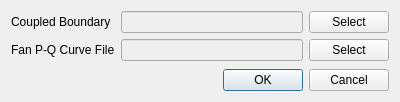
Above: baramFlow/view/setup/boundary_conditions/fan_dialog.ui from nextfoam/baram before the change. Below: the same form after it.
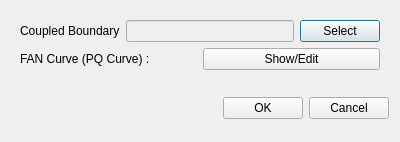
That is the form after the change.

The edit to the form file:
```diff
--- a/baramFlow/view/setup/boundary_conditions/fan_dialog.ui
+++ b/baramFlow/view/setup/boundary_conditions/fan_dialog.ui
@@ -7,7 +7,7 @@
     <x>0</x>
     <y>0</y>
     <width>400</width>
-    <height>102</height>
+    <height>142</height>
    </rect>
   </property>
   <property name="minimumSize">
@@ -37,55 +37,24 @@
       </property>
       <item>
        <widget class="QWidget" name="widget" native="true">
-        <layout class="QGridLayout" name="gridLayout">
-         <property name="leftMargin">
-          <number>0</number>
-         </property>
-         <property name="topMargin">
-          <number>0</number>
-         </property>
-         <property name="rightMargin">
-          <number>0</number>
-         </property>
-         <property name="bottomMargin">
-          <number>0</number>
-         </property>
-         <item row="3" column="0">
-          <widget class="QLabel" name="label">
-           <property name="text">
-            <string>Fan P-Q Curve File</string>
-           </property>
-          </widget>
-         </item>
-         <item row="3" column="2">
-          <widget class="QPushButton" name="fanPQCurveFileSelect">
-           <property name="text">
-            <string>Select</string>
-           </property>
-          </widget>
-         </item>
-         <item row="3" column="1">
-          <widget class="QLineEdit" name="fanPQCurveFileName">
-           <property name="enabled">
-            <bool>false</bool>
-           </property>
-          </widget>
-         </item>
-         <item row="0" column="0">
+        <layout class="QVBoxLayout" name="verticalLayout_3">
+         <item>
+          <layout class="QHBoxLayout" name="horizontalLayout">
+           <item>
           <widget class="QLabel" name="label_2">
            <property name="text">
             <string>Coupled Boundary</string>
            </property>
           </widget>
          </item>
-         <item row="0" column="1">
+           <item>
           <widget class="QLineEdit" name="coupledBoundary">
            <property name="enabled">
             <bool>false</bool>
            </property>
           </widget>
          </item>
-         <item row="0" column="2">
+           <item>
           <widget class="QPushButton" name="coupledBoundarySelect">
            <property name="text">
             <string>Select</string>
@@ -93,19 +62,65 @@
           </widget>
          </item>
         </layout>
-       </widget>
-      </item>
-     </layout>
-    </widget>
-   </item>
+         </item>
+         <item>
+          <layout class="QHBoxLayout" name="horizontalLayout_2">
+           <item>
+            <widget class="QLabel" name="label">
+             <property name="text">
+              <string>FAN Curve (PQ Curve) :</string>
+             </property>
+            </widget>
+           </item>
+           <item>
+            <widget class="QPushButton" name="editFanCurve">
+             <property name="text">
+              <string>Show/Edit</string>
+             </property>
+            </widget>
+           </item>
+          </layout>
+         </item>
+        </layout>
+       </widget>
+      </item>
+     </layout>
+    </widget>
+   </item>
    <item>
-    <widget class="QDialogButtonBox" name="buttonBox">
+    <widget class="QWidget" name="widget_4" native="true">
+     <layout class="QHBoxLayout" name="horizontalLayout_5">
+      <property name="rightMargin">
+       <number>0</number>
+      </property>
+      <item>
+       <spacer name="horizontalSpacer">
      <property name="orientation">
-      <enum>Qt::Horizontal</enum>
-     </property>
-     <property name="standardButtons">
-      <set>QDialogButtonBox::Cancel|QDialogButtonBox::Ok</set>
-     </property>
+         <enum>Qt::Orientation::Horizontal</enum>
+        </property>
+        <property name="sizeHint" stdset="0">
+         <size>
+          <width>208</width>
+          <height>20</height>
+         </size>
+        </property>
+       </spacer>
+      </item>
+      <item>
+       <widget class="QPushButton" name="ok">
+        <property name="text">
+         <string>OK</string>
+        </property>
+       </widget>
+      </item>
+      <item>
+       <widget class="QPushButton" name="cancel">
+        <property name="text">
+         <string>Cancel</string>
+        </property>
+       </widget>
+      </item>
+     </layout>
     </widget>
    </item>
   </layout>
```
Left out of the diff: 35 changed lines with no effect on the pictures. Lines whose indentation alone changed are shown as unchanged.
